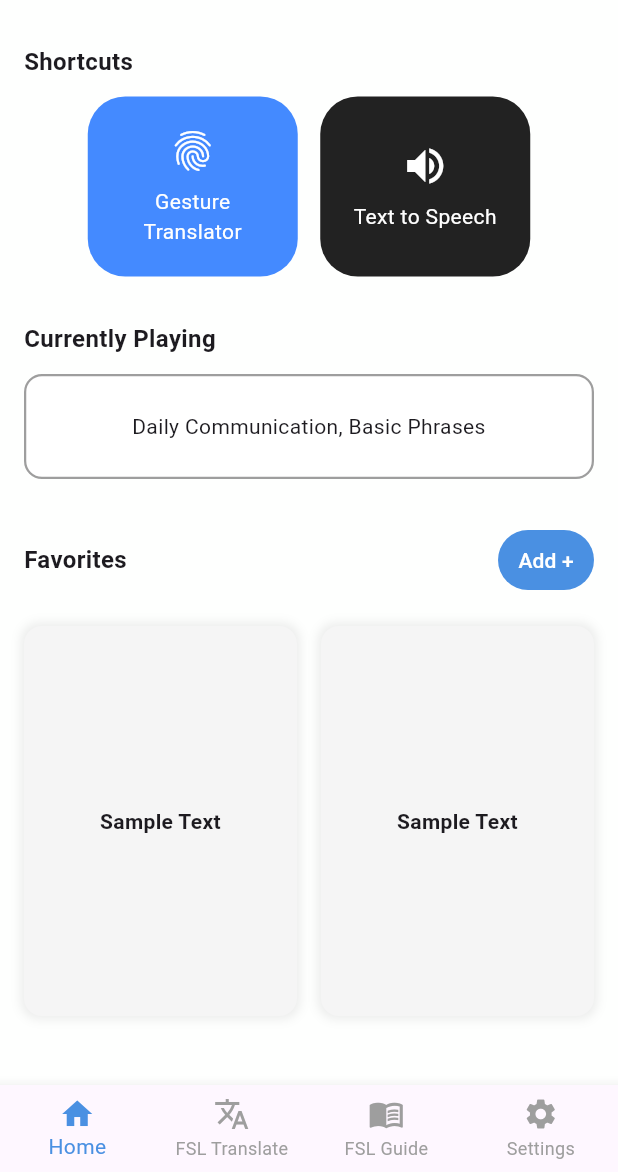
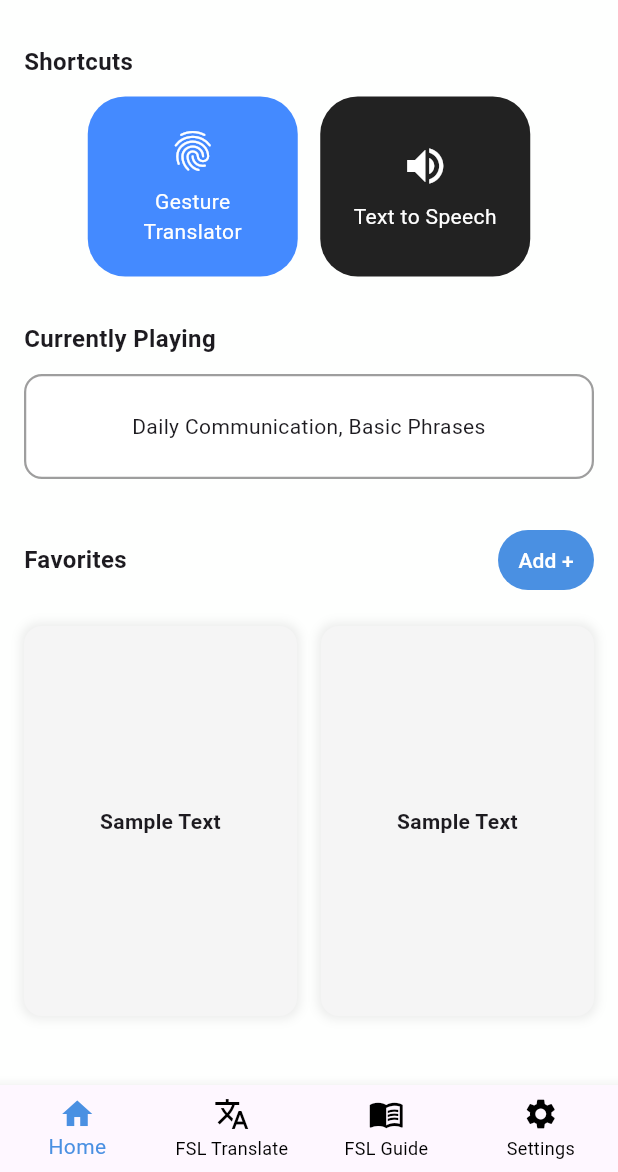
Before and after one commit to Tonton21-afk/LinguAR_deploy, a Flutter app: the HomeScreen screen opened directly, on a phone screen of 412 x 824 dp, the part 64-1236 px from its top. Run offline on Flutter 3.47's test engine with Material 3 defaults, Android fonts, the phone set to English and light mode, and no system bars; our stand-ins replace video_player.

Commit message:
botnav color

```diff
--- a/lib/main.dart
+++ b/lib/main.dart
@@ -135,7 +135,7 @@ class _HomeScreenState extends State<HomeScreen> {
           });
         },
         selectedItemColor: Color(0xFF4A90E2),
-        unselectedItemColor: Colors.grey,
+        unselectedItemColor: Colors.black,
         items: [
           BottomNavigationBarItem(
             icon: Icon(Icons.home),
--- a/pubspec.yaml
+++ b/pubspec.yaml
@@ -56,6 +56,8 @@ flutter:
   assets:
     - assets/illustrations/welcome.png
     - assets/illustrations/all_set.png
+    - assets/icons/camera-02.1024x918.png
+    - assets/icons/home-simple.1024x989.png
 
 
   # The following line ensures that the Material Icons font is
```
Also changed, not shown: assets/icons/camera-02.1024x918.png (added), assets/icons/home-simple.1024x989.png (added).
